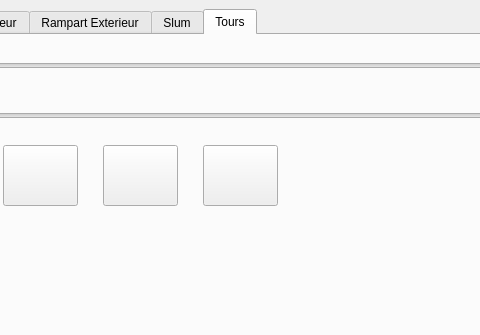
Ghostmoonk/maya-python-castle, file interface.ui: the form before one commit; both pictures show x 89 to 569 and y 0 to 335 of the 688 by 460 pixel window.
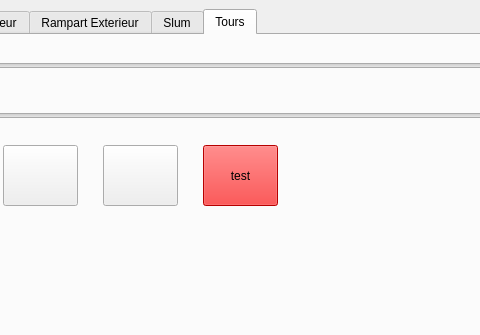
The form after the commit. The open tabs and pages were chosen to show the change. Icons and pictures are not drawn.

Commit message: modif slider + densite

```diff
--- a/interface.ui
+++ b/interface.ui
@@ -16,6 +16,11 @@
   <property name="windowTitle">
    <string>Generateur de Chateau</string>
   </property>
+  <property name="styleSheet">
+   <string notr="true">QDialog{	
+background-image: url('D:/Users/Justine/coursDigi/Dessin/paysage.jpg');
+}</string>
+  </property>
   <widget class="QWidget" name="verticalLayoutWidget">
    <property name="geometry">
     <rect>
@@ -28,6 +33,11 @@
    <layout class="QVBoxLayout" name="verticalLayout">
     <item>
      <widget class="QTabWidget" name="tabWidget">
+      <property name="styleSheet">
+       <string notr="true">QTabWidget{
+	background-image: url('D:/Users/Justine/coursDigi/Dessin/paysage1.jpg');
+}</string>
+      </property>
       <property name="currentIndex">
        <number>2</number>
       </property>
@@ -726,8 +736,13 @@
           <height>61</height>
          </rect>
         </property>
+        <property name="styleSheet">
+         <string notr="true">QPushButton{
+	background-color:red;
+}</string>
+        </property>
         <property name="text">
-         <string/>
+         <string>test</string>
         </property>
        </widget>
       </widget>
```
Left out of the diff: 7 changed lines with no effect on the pictures. The commit also changes 2 other files.
